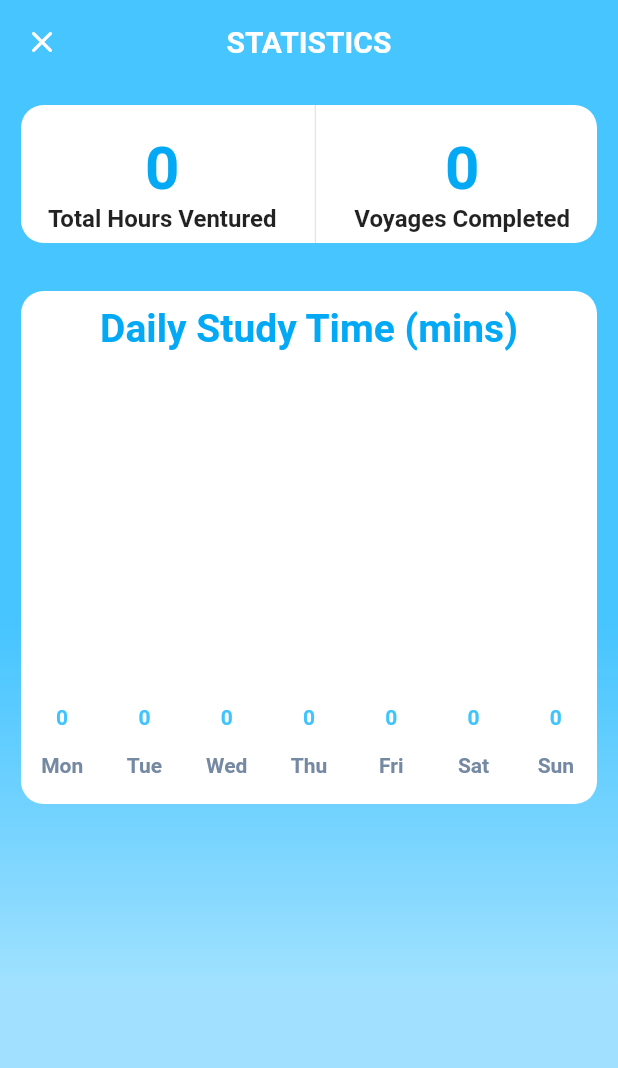
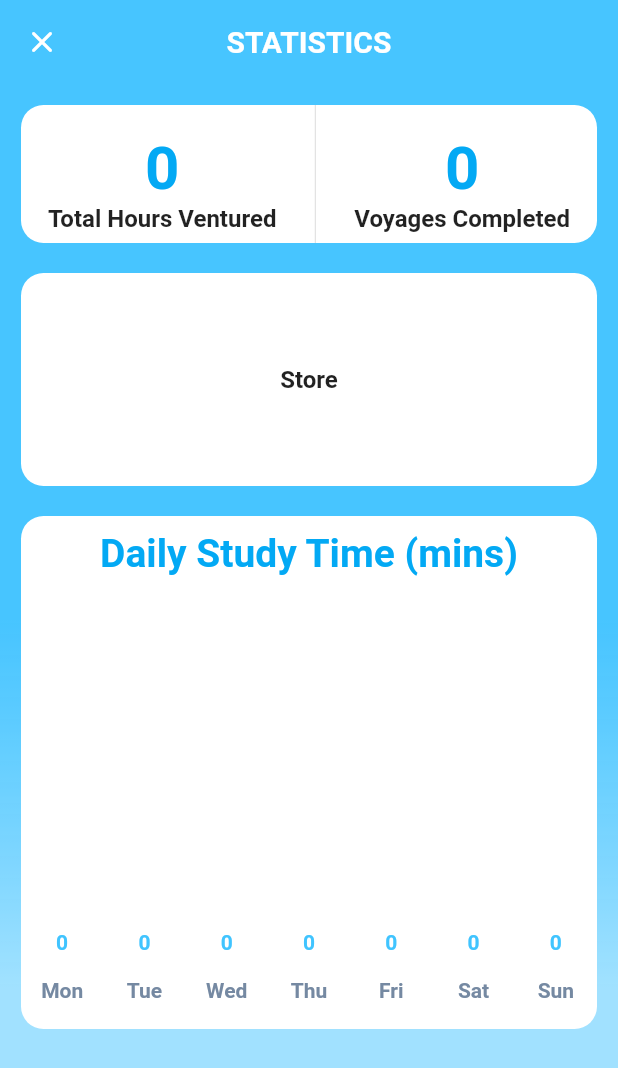
Before and after one commit to jameskaewanan/Sojourn, a Flutter app: the HomePage screen opened directly, on a phone screen of 412 x 824 dp. Shown: the top 1068 px of the screen. Run offline on Flutter 3.47's test engine with Material 2 defaults, Android fonts, the phone set to English and light mode, and no system bars; drawn by our look-alikes of fl_chart; our stand-ins replace audioplayers, babstrap_settings_screen, circular_countdown_timer.

Commit message:
uncomment shit

```diff
--- a/lib/stats.dart
+++ b/lib/stats.dart
@@ -49,7 +49,7 @@ class _HomeState extends State<HomePage> {
             children: [
               TotalNumbers(),
               SizedBox(height: 12),
-              //CoinShop(),
+              CoinShop(),
               SizedBox(height: 12),
               LineGraph(),
               //SizedBox(height: 12),
```
